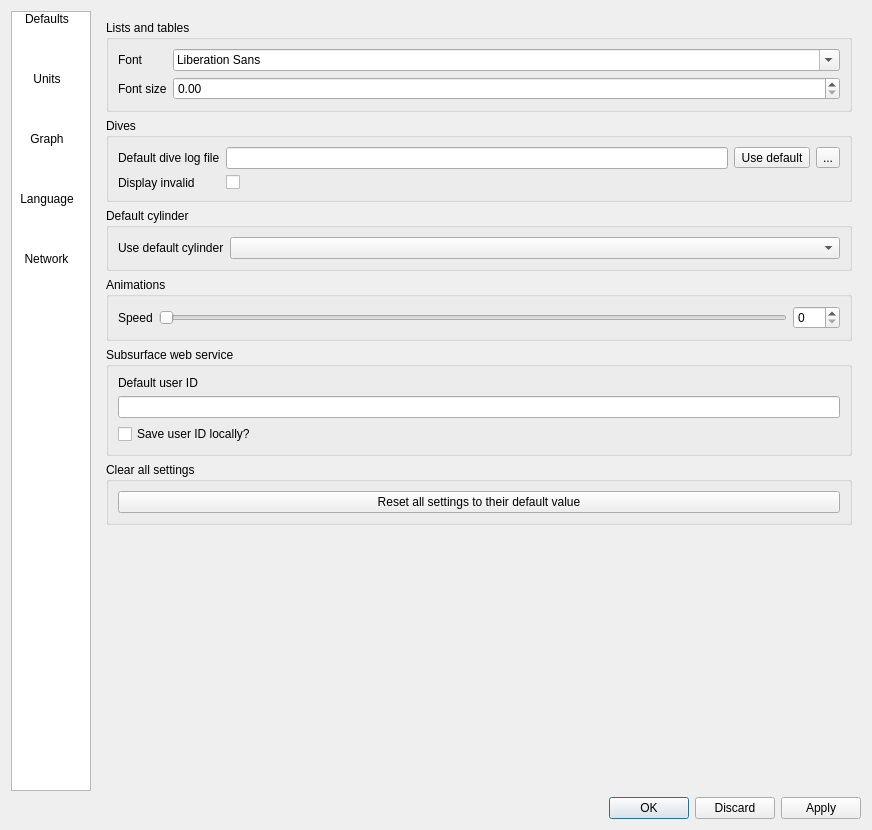
This is qt-ui/preferences.ui in subsurface/subsurface as Qt 5 draws it before an edit. The edited form follows.
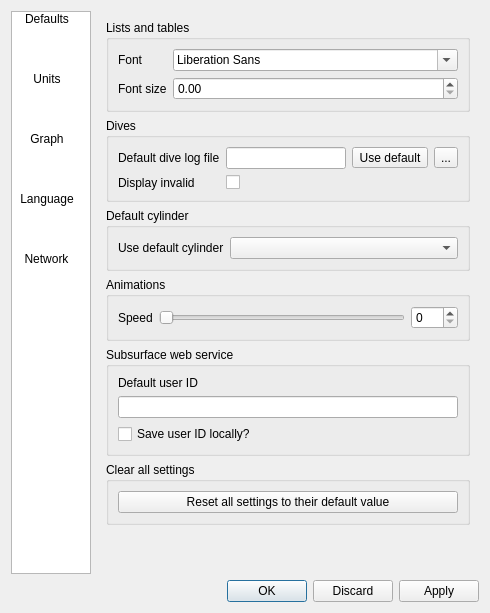
This is the edited form. Icons and pictures are not drawn.

Commit message:
Don't make the preferences dialog so huge
Let Qt figure out a good size instead.

```diff
--- a/qt-ui/preferences.ui
+++ b/qt-ui/preferences.ui
@@ -6,8 +6,6 @@
    <rect>
     <x>0</x>
     <y>0</y>
-    <width>872</width>
-    <height>830</height>
    </rect>
   </property>
   <property name="windowTitle">
```
